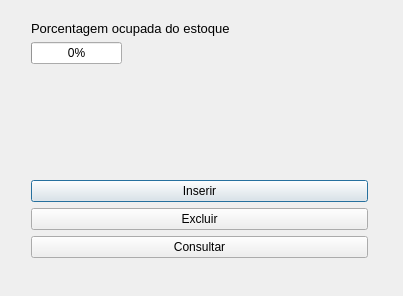
duccl/Projeto-Controle-de-Estoque-CC4652, file QtGuiApplication1/QtGuiApplication1/menuprincipal.ui: the form before one commit.
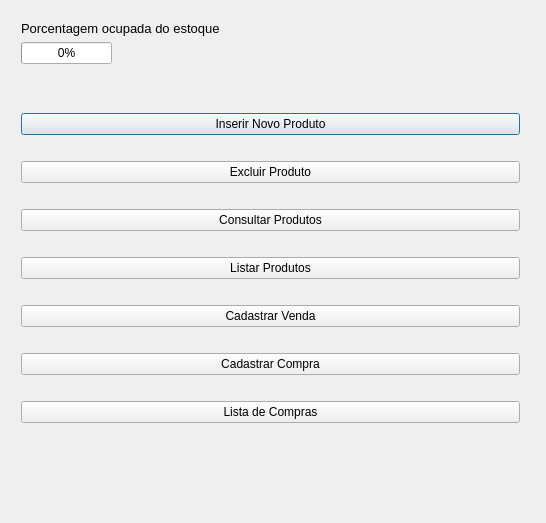
The form after the commit.

Commit message:
Adicionado tela de inserção de novos produtos
Foi usada uma hash para tal ação. Pois sua complexidade (para casos comuns) para inserção, remoção e busca são O(1)

The edit to the form file:
```diff
--- a/QtGuiApplication1/QtGuiApplication1/menuprincipal.ui
+++ b/QtGuiApplication1/QtGuiApplication1/menuprincipal.ui
@@ -12,8 +12,8 @@
    <rect>
     <x>0</x>
     <y>0</y>
-    <width>403</width>
-    <height>296</height>
+    <width>546</width>
+    <height>523</height>
    </rect>
   </property>
   <property name="sizePolicy">
@@ -34,10 +34,10 @@
   <widget class="QWidget" name="verticalLayoutWidget">
    <property name="geometry">
     <rect>
-     <x>20</x>
+     <x>10</x>
      <y>10</y>
-     <width>359</width>
-     <height>259</height>
+     <width>521</width>
+     <height>424</height>
     </rect>
    </property>
    <layout class="QVBoxLayout" name="verticalLayout">
@@ -67,21 +67,127 @@
     <item>
      <widget class="QPushButton" name="botaoInserir">
       <property name="text">
-       <string>Inserir</string>
+       <string>Inserir Novo Produto</string>
       </property>
      </widget>
     </item>
+    <item>
+     <spacer name="horizontalSpacer_2">
+      <property name="orientation">
+       <enum>Qt::Horizontal</enum>
+      </property>
+      <property name="sizeHint" stdset="0">
+       <size>
+        <width>40</width>
+        <height>20</height>
+       </size>
+      </property>
+     </spacer>
+    </item>
     <item>
      <widget class="QPushButton" name="botaoExcluir">
       <property name="text">
-       <string>Excluir</string>
+       <string>Excluir Produto</string>
       </property>
      </widget>
     </item>
+    <item>
+     <spacer name="horizontalSpacer_3">
+      <property name="orientation">
+       <enum>Qt::Horizontal</enum>
+      </property>
+      <property name="sizeHint" stdset="0">
+       <size>
+        <width>40</width>
+        <height>20</height>
+       </size>
+      </property>
+     </spacer>
+    </item>
     <item>
      <widget class="QPushButton" name="botaoConsultar">
       <property name="text">
-       <string>Consultar</string>
+       <string>Consultar Produtos</string>
+      </property>
+     </widget>
+    </item>
+    <item>
+     <spacer name="horizontalSpacer_4">
+      <property name="orientation">
+       <enum>Qt::Horizontal</enum>
+      </property>
+      <property name="sizeHint" stdset="0">
+       <size>
+        <width>40</width>
+        <height>20</height>
+       </size>
+      </property>
+     </spacer>
+    </item>
+    <item>
+     <widget class="QPushButton" name="botaoListar">
+      <property name="text">
+       <string>Listar Produtos</string>
+      </property>
+     </widget>
+    </item>
+    <item>
+     <spacer name="horizontalSpacer">
+      <property name="orientation">
+       <enum>Qt::Horizontal</enum>
+      </property>
+      <property name="sizeHint" stdset="0">
+       <size>
+        <width>40</width>
+        <height>20</height>
+       </size>
+      </property>
+     </spacer>
+    </item>
+    <item>
+     <widget class="QPushButton" name="botaoVenda">
+      <property name="text">
+       <string>Cadastrar Venda</string>
+      </property>
+     </widget>
+    </item>
+    <item>
+     <spacer name="horizontalSpacer_5">
+      <property name="orientation">
+       <enum>Qt::Horizontal</enum>
+      </property>
+      <property name="sizeHint" stdset="0">
+       <size>
+        <width>40</width>
+        <height>20</height>
+       </size>
+      </property>
+     </spacer>
+    </item>
+    <item>
+     <widget class="QPushButton" name="botaoCompras">
+      <property name="text">
+       <string>Cadastrar Compra</string>
+      </property>
+     </widget>
+    </item>
+    <item>
+     <spacer name="horizontalSpacer_6">
+      <property name="orientation">
+       <enum>Qt::Horizontal</enum>
+      </property>
+      <property name="sizeHint" stdset="0">
+       <size>
+        <width>40</width>
+        <height>20</height>
+       </size>
+      </property>
+     </spacer>
+    </item>
+    <item>
+     <widget class="QPushButton" name="botaoListaDeCompras">
+      <property name="text">
+       <string>Lista de Compras</string>
       </property>
      </widget>
     </item>
```
Left out of the diff: 14 changed lines with no effect on the pictures. The commit also changes 8 other files.
